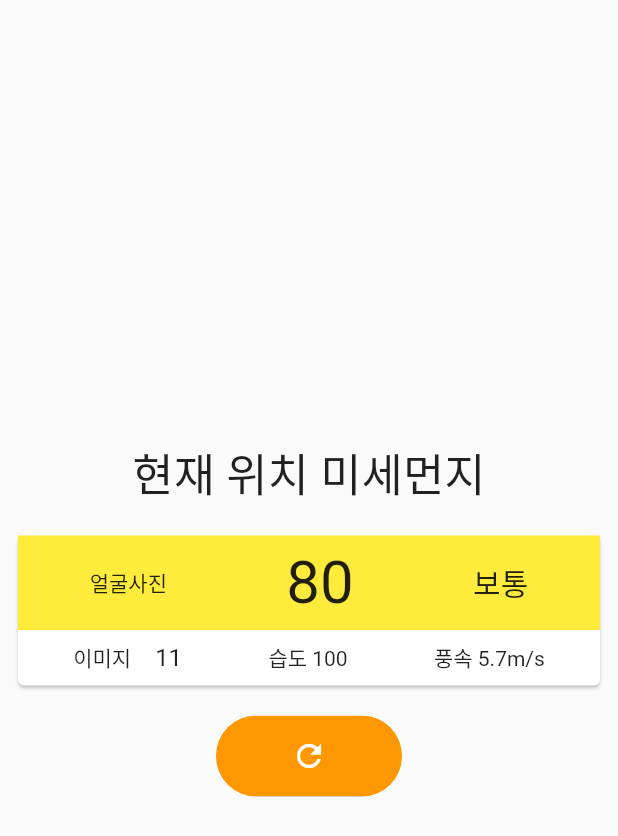
After one commit to LeeYoonJung/flutter_begginer, a Flutter app: the screen it shows after launch, after a tap on "미세먼지 화면", on a phone screen of 412 x 824 dp. The commit adds this screen. Shown: the top 836 px of the screen. Run offline on Flutter 3.47's test engine with Material 2 defaults, Android fonts, the phone set to English and light mode, and no system bars.

Commit message:
미세먼지 앱 화면구성

```diff
--- /dev/null
+++ b/lib/beginner/1_dust/dust_view.dart
@@ -0,0 +1,97 @@
+import 'package:flutter/material.dart';
+
+class DustView extends StatefulWidget {
+  const DustView({Key? key}) : super(key: key);
+
+  @override
+  State<DustView> createState() => _DustViewState();
+}
+
+class _DustViewState extends State<DustView> {
+  @override
+  Widget build(BuildContext context) {
+    return Scaffold(
+      body: Padding(
+        padding: const EdgeInsets.all(8.0),
+        child: Center(
+          child: Column(
+            mainAxisAlignment: MainAxisAlignment.center,
+            children: <Widget>[
+              const Text(
+                '현재 위치 미세먼지',
+                style: TextStyle(fontSize: 30),
+              ),
+              const SizedBox(
+                height: 16,
+              ),
+              Card(
+                child: Column(
+                  children: <Widget>[
+                    Container(
+                      color: Colors.yellow,
+                      padding: const EdgeInsets.all(8.0),
+                      child: Row(
+                        mainAxisAlignment: MainAxisAlignment.spaceAround,
+                        children: const [
+                          Text('얼굴사진'),
+                          Text(
+                            '80',
+                            style: TextStyle(fontSize: 40),
+                          ),
+                          Text(
+                            '보통',
+                            style: TextStyle(fontSize: 20),
+                          ),
+                        ],
+                      ),
+                    ),
+                    Padding(
+                      padding: const EdgeInsets.all(8.0),
+                      child: Row(
+                        mainAxisAlignment: MainAxisAlignment.spaceAround,
+                        children: [
+                          Row(
+                            children: const [
+                              Text('이미지'),
+                              SizedBox(
+                                width: 16,
+                              ),
+                              Text(
+                                '11',
+                                style: TextStyle(fontSize: 16),
+                              ),
+                            ],
+                          ),
+                          const Text('습도 100'),
+                          const Text('풍속 5.7m/s'),
+                        ],
+                      ),
+                    ),
+                  ],
+                ),
+              ),
+              const SizedBox(
+                height: 16,
+              ),
+              ClipRRect(
+                borderRadius: BorderRadius.circular(30),
+                child: ElevatedButton(
+                  onPressed: () {},
+                  style: ElevatedButton.styleFrom(
+                    padding:
+                        const EdgeInsets.symmetric(vertical: 15.0, horizontal: 50),
+                    backgroundColor: Colors.orange,
+                  ),
+                  child: const Icon(
+                    Icons.refresh,
+                    color: Colors.white,
+                  ),
+                ),
+              )
+            ],
+          ),
+        ),
+      ),
+    );
+  }
+}
--- a/lib/main.dart
+++ b/lib/main.dart
@@ -6,6 +6,7 @@ import 'package:flutter_momong_project/beginner/0_flutter_cookbook/my_orientatio
 import 'package:flutter_momong_project/beginner/0_flutter_cookbook/my_page_view.dart';
 import 'package:flutter_momong_project/beginner/0_flutter_cookbook/my_snack_bar.dart';
 import 'package:flutter_momong_project/beginner/0_flutter_cookbook/my_tap_controller.dart';
+import 'package:flutter_momong_project/beginner/1_dust/dust_view.dart';
 
 import 'beginner/0_flutter_cookbook/my_animated_container.dart';
 import 'beginner/0_flutter_cookbook/my_method_channel.dart';
@@ -144,6 +145,21 @@ class _HomeState extends State<Home> {
                     builder: (context) => const MyPageView()));
           },
         ),
+        const ListTile(
+          title: Text(
+            '섹션1.미세먼지 앱',
+            style: TextStyle(fontWeight: FontWeight.bold),
+          ),
+        ),
+        ListTile(
+          title: const Text('미세먼지 화면'),
+          onTap: () {
+            Navigator.push(
+                context,
+                MaterialPageRoute(
+                    builder: (context) => const DustView()));
+          },
+        ),
       ],
     );
   }
```
